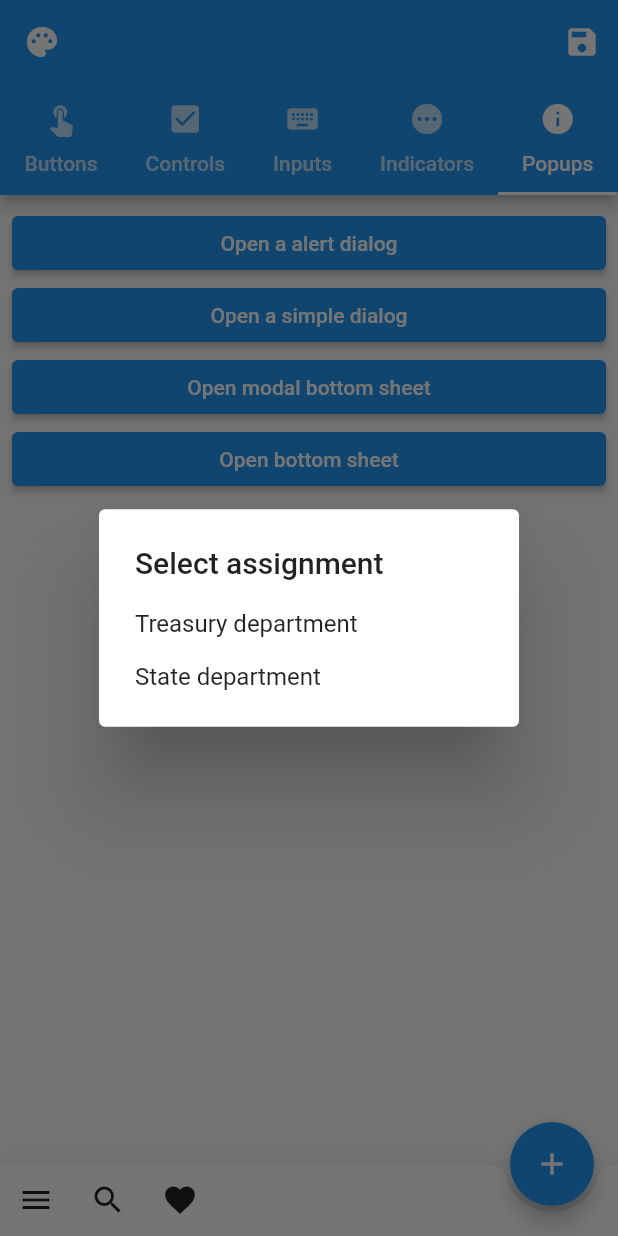
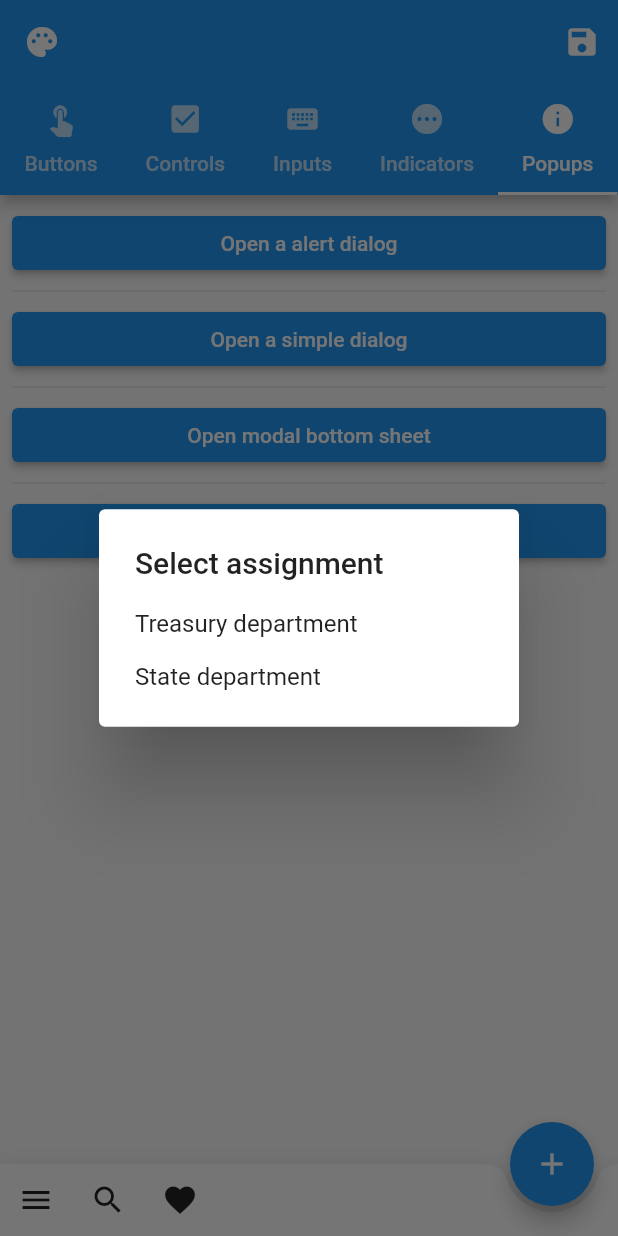
Before and after one commit to shilangyu/theme_customizer, a Flutter app: the screen it shows after launch, tab 5 chosen, after a tap on "Open a simple dialog", on a phone screen of 412 x 824 dp. Run offline on Flutter 3.47's test engine with Material 2 defaults, Android fonts, the phone set to English and light mode, and no system bars; our stand-ins replace flutter_colorpicker.

Commit message:
Add dividers

```diff
--- a/lib/src/preview/buttons_preview_tab.dart
+++ b/lib/src/preview/buttons_preview_tab.dart
@@ -43,6 +43,7 @@ class ButtonsPreviewTab extends StatelessWidget implements PreviewTab {
             ),
           ],
         ),
+        const Divider(),
         const Text('Outlined button'),
         Row(
           children: [
@@ -72,6 +73,7 @@ class ButtonsPreviewTab extends StatelessWidget implements PreviewTab {
             ),
           ],
         ),
+        const Divider(),
         const Text('Text button'),
         Row(
           children: [
@@ -101,6 +103,7 @@ class ButtonsPreviewTab extends StatelessWidget implements PreviewTab {
             ),
           ],
         ),
+        const Divider(),
         const Text('Icon button'),
         Row(
           children: [
@@ -116,6 +119,7 @@ class ButtonsPreviewTab extends StatelessWidget implements PreviewTab {
             ),
           ],
         ),
+        const Divider(),
         const Text('Dropdown button'),
         Row(
           children: [
@@ -182,6 +186,7 @@ class ButtonsPreviewTab extends StatelessWidget implements PreviewTab {
             ),
           ],
         ),
+        const Divider(),
         const Text('Popup menu button'),
         PopupMenuButton(
           initialValue: 'harder',
@@ -204,6 +209,7 @@ class ButtonsPreviewTab extends StatelessWidget implements PreviewTab {
             ),
           ],
         ),
+        const Divider(),
         const Text('Toggle buttons'),
         ToggleButtons(
           onPressed: (val) {},
--- a/lib/src/preview/controls_preview_tab.dart
+++ b/lib/src/preview/controls_preview_tab.dart
@@ -71,6 +71,7 @@ class ControlsPreviewTab extends StatelessWidget implements PreviewTab {
             Text('Disabled undecided')
           ],
         ),
+        const Divider(),
         const Text('Switch'),
         Row(
           children: [
@@ -108,6 +109,7 @@ class ControlsPreviewTab extends StatelessWidget implements PreviewTab {
             Text('Disabled unselected')
           ],
         ),
+        const Divider(),
         const Text('Radio'),
         Row(
           children: [
@@ -149,6 +151,7 @@ class ControlsPreviewTab extends StatelessWidget implements PreviewTab {
             Text('Disabled not picked')
           ],
         ),
+        const Divider(),
         const Text('Slider'),
         Slider(
           value: 0.75,
--- a/lib/src/preview/indicators_preview_tab.dart
+++ b/lib/src/preview/indicators_preview_tab.dart
@@ -17,10 +17,11 @@ class IndicatorsPreviewTab extends StatelessWidget implements PreviewTab {
         const Text('Linear progress'),
         const SizedBox(height: 4),
         const LinearProgressIndicator(),
-        const SizedBox(height: 12),
+        const Divider(),
         const Text('Circular progress'),
         const SizedBox(height: 4),
         const Center(child: CircularProgressIndicator()),
+        const Divider(),
         const Text('Snackbar'),
         ElevatedButton(
           onPressed: () => ScaffoldMessenger.of(context).showSnackBar(
--- a/lib/src/preview/inputs_preview_tab.dart
+++ b/lib/src/preview/inputs_preview_tab.dart
@@ -59,7 +59,7 @@ class InputsPreviewTab extends StatelessWidget implements PreviewTab {
       children: [
         const Text('Normal'),
         ...buildFields(filled: false),
-        const SizedBox(height: 16),
+        const Divider(),
         const Text('Filled'),
         ...buildFields(filled: true),
       ],
--- a/lib/src/preview/popups_preview_tab.dart
+++ b/lib/src/preview/popups_preview_tab.dart
@@ -43,6 +43,7 @@ class PopupsPreviewTab extends StatelessWidget implements PreviewTab {
           },
           child: const Text('Open a alert dialog'),
         ),
+        const Divider(),
         ElevatedButton(
           onPressed: () {
             showDialog<void>(
@@ -70,6 +71,7 @@ class PopupsPreviewTab extends StatelessWidget implements PreviewTab {
           },
           child: const Text('Open a simple dialog'),
         ),
+        const Divider(),
         ElevatedButton(
           onPressed: () {
             showModalBottomSheet<void>(
@@ -87,6 +89,7 @@ class PopupsPreviewTab extends StatelessWidget implements PreviewTab {
           },
           child: const Text('Open modal bottom sheet'),
         ),
+        const Divider(),
         ElevatedButton(
           onPressed: () {
             showBottomSheet<void>(
```
